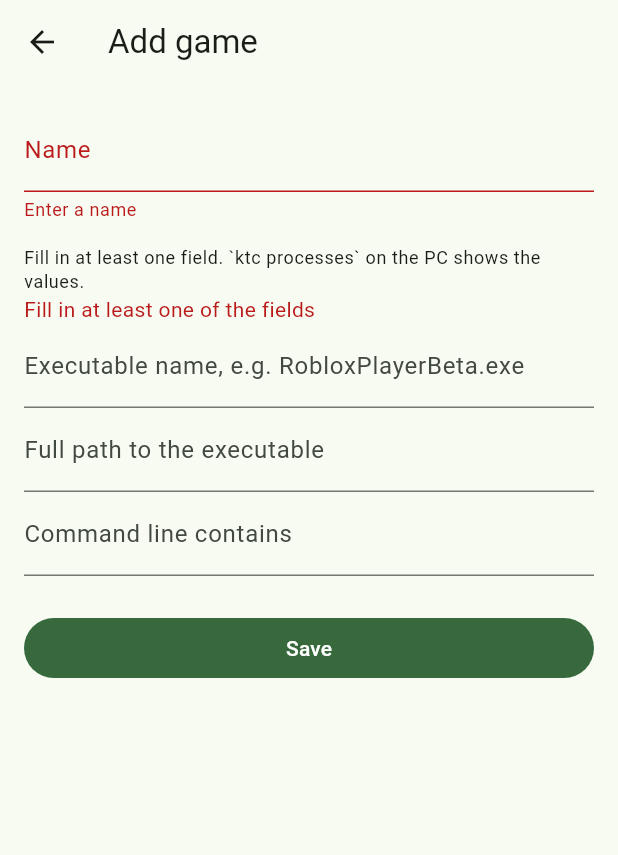
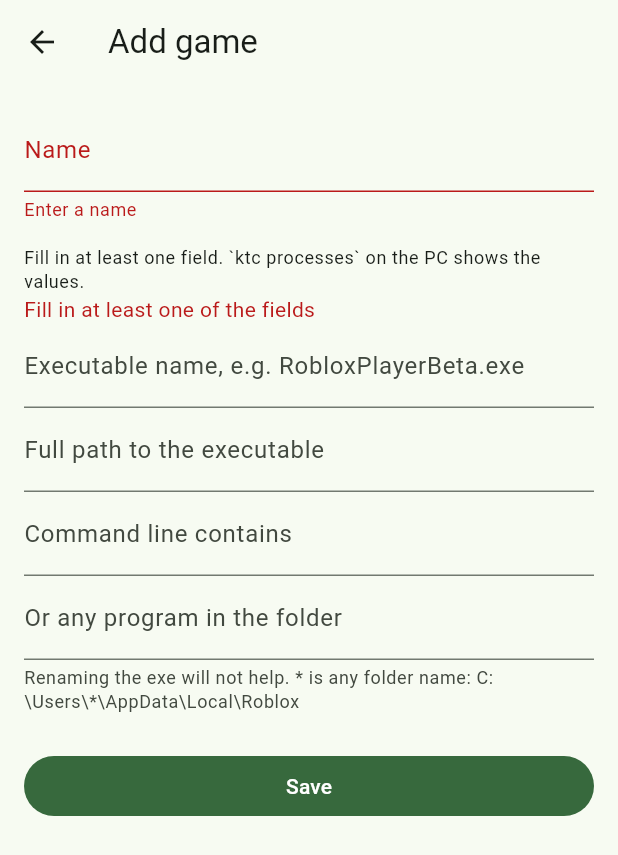
Before and after one commit to smogunovandrey66/kids-time-control-flutter, a Flutter app: the AppEditPage screen opened directly, after a tap on "Save", on a phone screen of 412 x 824 dp. Shown: the top 855 px of the screen. Run offline on Flutter 3.47's test engine with Material 3 defaults, Android fonts, the phone set to English and light mode, and no system bars; our stand-ins replace args, cloud_firestore, firebase_auth, firebase_core, flutter_riverpod, flutter_timezone and 1 more; missing offline and left inert: dart:ffi, win32; accounts and stored records are empty.

Commit message:
Games: match every program in a folder
A rule can name a folder (with * for any folder name, e.g.
C:\Users\*\AppData\Local\Roblox): any program inside it is the game,
so copying or renaming the exe does not get around the limit.
Supported by the schema, ktc_core, the service and the parent app.

Co-Authored-By: Claude Opus 5.5 <noreply@anthropic.com>
Claude-Session: https://claude.ai/code/session_01XFH39wipYgaHdcZdWNQEQj

```diff
--- a/apps/parent/lib/features/apps_page.dart
+++ b/apps/parent/lib/features/apps_page.dart
@@ -13,6 +13,7 @@ void openAppEditor(BuildContext context, [AppRule? app]) => Navigator.of(
 String describeMatch(AppRule app) => [
   ?app.exeName,
   ?app.exePath,
+  if (app.folder case final folder?) '$folder\\…',
   if (app.commandLineContains case final text? when text.isNotEmpty) '"$text"',
 ].where((part) => part.isNotEmpty).join(' · ');
 
@@ -59,12 +60,19 @@ class _AppEditPageState extends ConsumerState<AppEditPage> {
   late final _commandLine = TextEditingController(
     text: widget.app?.commandLineContains,
   );
+  late final _folder = TextEditingController(text: widget.app?.folder);
   String? _nameError;
   String? _criteriaError;
 
   @override
   void dispose() {
-    for (final controller in [_name, _exeName, _exePath, _commandLine]) {
+    for (final controller in [
+      _name,
+      _exeName,
+      _exePath,
+      _commandLine,
+      _folder,
+    ]) {
       controller.dispose();
     }
     super.dispose();
@@ -80,9 +88,14 @@ class _AppEditPageState extends ConsumerState<AppEditPage> {
     final exeName = _valueOrNull(_exeName);
     final exePath = _valueOrNull(_exePath);
     final commandLine = _valueOrNull(_commandLine);
+    final folder = _valueOrNull(_folder);
     setState(() {
       _nameError = _name.text.trim().isEmpty ? l10n.errorNameEmpty : null;
-      _criteriaError = exeName == null && exePath == null && commandLine == null
+      _criteriaError =
+          exeName == null &&
+              exePath == null &&
+              commandLine == null &&
+              folder == null
           ? l10n.errorNoCriteria
           : null;
     });
@@ -100,6 +113,7 @@ class _AppEditPageState extends ConsumerState<AppEditPage> {
           exeName: exeName,
           exePath: exePath,
           commandLineContains: commandLine,
+          folder: folder,
         ),
       );
       navigator.pop();
@@ -121,6 +135,7 @@ class _AppEditPageState extends ConsumerState<AppEditPage> {
               exeName: app.exeName,
               exePath: app.exePath,
               commandLineContains: app.commandLineContains,
+              folder: app.folder,
               archived: true,
             ),
           );
@@ -172,6 +187,14 @@ class _AppEditPageState extends ConsumerState<AppEditPage> {
             controller: _commandLine,
             decoration: InputDecoration(labelText: l10n.commandLineContains),
           ),
+          TextField(
+            controller: _folder,
+            decoration: InputDecoration(
+              labelText: l10n.gameFolder,
+              helperText: l10n.gameFolderHint,
+              helperMaxLines: 3,
+            ),
+          ),
           const SizedBox(height: 24),
           FilledButton(onPressed: _save, child: Text(l10n.save)),
         ],
--- a/apps/parent/lib/l10n/app_en.arb
+++ b/apps/parent/lib/l10n/app_en.arb
@@ -67,6 +67,8 @@
   "exeName": "Executable name, e.g. RobloxPlayerBeta.exe",
   "exePath": "Full path to the executable",
   "commandLineContains": "Command line contains",
+  "gameFolder": "Or any program in the folder",
+  "gameFolderHint": "Renaming the exe will not help. * is any folder name: C:\\Users\\*\\AppData\\Local\\Roblox",
   "matchHint": "Fill in at least one field. `ktc processes` on the PC shows the values.",
   "errorNoCriteria": "Fill in at least one of the fields",
   "computersEmpty": "No computers yet. Pair the PC your children use.",
--- a/apps/parent/lib/l10n/app_localizations.dart
+++ b/apps/parent/lib/l10n/app_localizations.dart
@@ -356,6 +356,18 @@ abstract class AppLocalizations {
   /// **'Command line contains'**
   String get commandLineContains;
 
+  /// No description provided for @gameFolder.
+  ///
+  /// In en, this message translates to:
+  /// **'Or any program in the folder'**
+  String get gameFolder;
+
+  /// No description provided for @gameFolderHint.
+  ///
+  /// In en, this message translates to:
+  /// **'Renaming the exe will not help. * is any folder name: C:\\Users\\*\\AppData\\Local\\Roblox'**
+  String get gameFolderHint;
+
   /// No description provided for @matchHint.
   ///
   /// In en, this message translates to:
--- a/apps/parent/lib/l10n/app_localizations_en.dart
+++ b/apps/parent/lib/l10n/app_localizations_en.dart
@@ -148,6 +148,13 @@ class AppLocalizationsEn extends AppLocalizations {
   String get commandLineContains => 'Command line contains';
 
   @override
+  String get gameFolder => 'Or any program in the folder';
+
+  @override
+  String get gameFolderHint =>
+      'Renaming the exe will not help. * is any folder name: C:\\Users\\*\\AppData\\Local\\Roblox';
+
+  @override
   String get matchHint =>
       'Fill in at least one field. `ktc processes` on the PC shows the values.';
 
--- a/apps/parent/lib/l10n/app_ru.arb
+++ b/apps/parent/lib/l10n/app_ru.arb
@@ -43,6 +43,8 @@
   "exeName": "Имя exe, например RobloxPlayerBeta.exe",
   "exePath": "Полный путь к exe",
   "commandLineContains": "Командная строка содержит",
+  "gameFolder": "Или любая программа из папки",
+  "gameFolderHint": "Переименование exe не поможет. * — любое имя папки: C:\\Users\\*\\AppData\\Local\\Roblox",
   "matchHint": "Заполните хотя бы одно поле. Значения показывает `ktc processes` на ПК.",
   "errorNoCriteria": "Заполните хотя бы одно из полей",
   "computersEmpty": "Компьютеров пока нет. Привяжите ПК, за которым играют дети.",
--- a/packages/ktc_core/lib/src/models.dart
+++ b/packages/ktc_core/lib/src/models.dart
@@ -131,6 +131,7 @@ final class AppRule {
     this.exePath,
     this.exeName,
     this.commandLineContains,
+    this.folder,
     this.archived = false,
   });
 
@@ -142,6 +143,7 @@ final class AppRule {
       exePath: match['exePath'] as String?,
       exeName: match['exeName'] as String?,
       commandLineContains: match['commandLineContains'] as String?,
+      folder: match['folder'] as String?,
       archived: json['archived'] as bool? ?? false,
     );
   }
@@ -151,6 +153,11 @@ final class AppRule {
   final String? exePath;
   final String? exeName;
   final String? commandLineContains;
+
+  /// Any program inside this folder or its subfolders. `*` stands for one
+  /// folder name, e.g. `C:\Users\*\AppData\Local\Roblox` for every user.
+  /// Renaming or copying the game's exe inside the folder does not help.
+  final String? folder;
   final bool archived;
 
   Map<String, Object?> toJson() => {
@@ -159,6 +166,7 @@ final class AppRule {
       'exePath': ?exePath,
       'exeName': ?exeName,
       'commandLineContains': ?commandLineContains,
+      'folder': ?folder,
     },
     'archived': archived,
   };
--- a/shared/examples/config.json
+++ b/shared/examples/config.json
@@ -15,7 +15,7 @@
     },
     "roblox": {
       "name": "Roblox",
-      "match": { "exeName": "RobloxPlayerBeta.exe" },
+      "match": { "folder": "C:\\Users\\*\\AppData\\Local\\Roblox" },
       "archived": false
     }
   }
```
Also changed, not shown: apps/parent/lib/l10n/app_localizations_ru.dart (+7 -0 lines), packages/ktc_core/lib/src/app_matcher.dart (+32 -2 lines), shared/schema/app.schema.json (+32 -7 lines), 3 other files.
